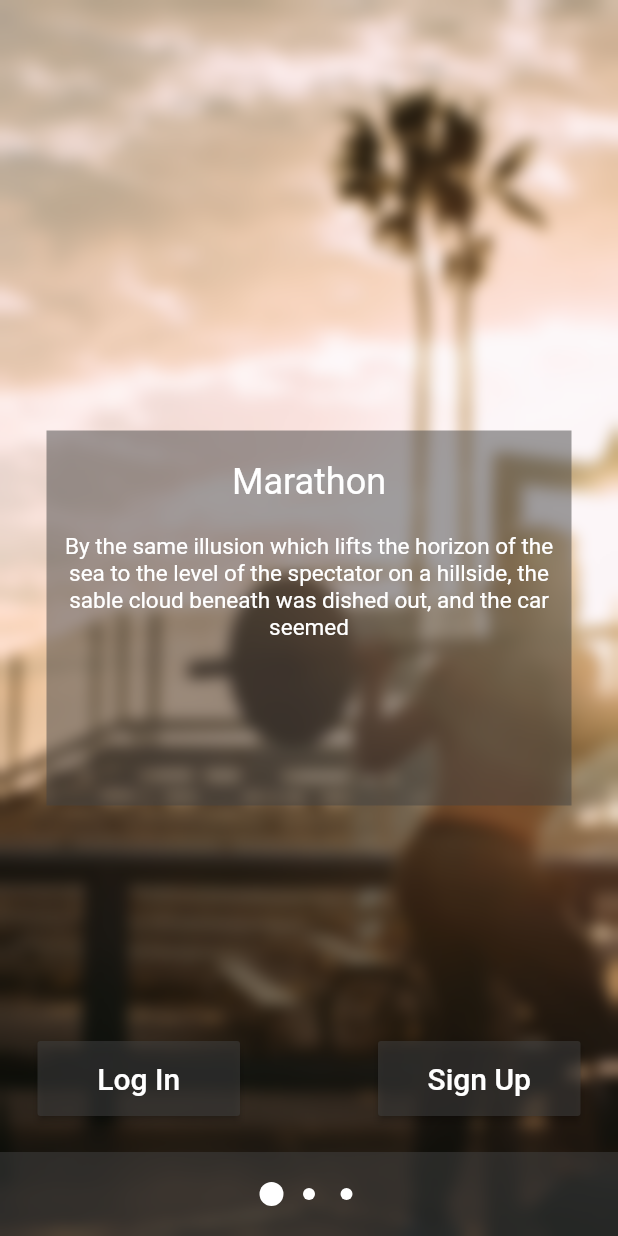
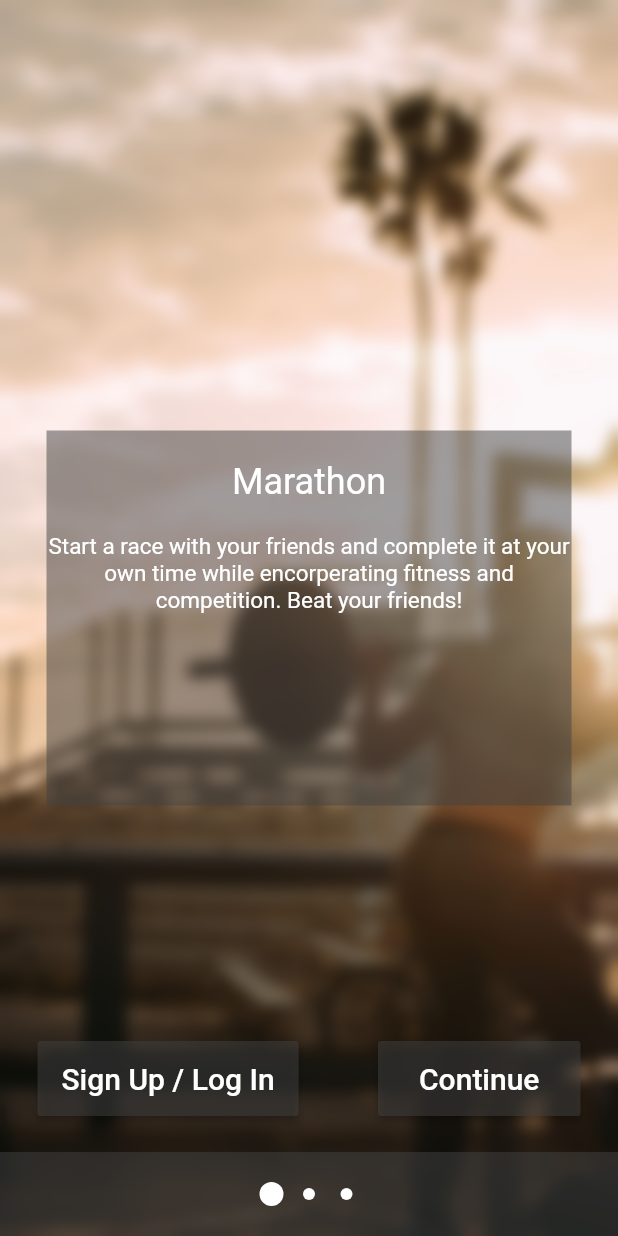
Before and after one commit to JamieTran/PassiveMarathon, a Flutter app: the screen it shows after launch, on a phone screen of 412 x 824 dp. Run offline on Flutter 3.47's test engine with Material 2 defaults, Android fonts, the phone set to English and light mode, and no system bars; our stand-ins replace cloud_firestore, firebase_dynamic_links, preload_page_view; missing offline and left inert: flutter_web_auth; accounts and stored records are empty.

Commit message:
:hankey: Redirect to marathon webpage & add continue button (needs to be changed)

```diff
--- a/lib/constants.dart
+++ b/lib/constants.dart
@@ -1,6 +1,6 @@
 library Constants;
+
 import 'package:flutter/material.dart';
-
 
 const Color pastel_green = Color(0xFF469DA0);
 const Color pastel_yellow = Color(0xFFEBE280);
@@ -11,7 +11,7 @@ const Color pastel_darkGreen = Color(0xFF97BE54);
 const Color nautical_tan = Color(0xFFC9BB89);
 const Color nautical_yellow = Color(0xFFF5EF9F);
 const Color nautical_lightBlue = Color(0xFF445680);
-const Color nautical_mediumBlue= Color(0xFF2E3C61);
+const Color nautical_mediumBlue = Color(0xFF2E3C61);
 const Color nautical_darkBlue = Color(0xFF15264A);
 
 const Color salmon_black = Color(0xFF3E454C);
@@ -22,7 +22,7 @@ const Color salmon_orange = Color(0xFFFF7F66);
 
 const Color bright_white = Color(0xfff5f0e7);
 const Color bright_red = Color(0xffff461e);
-const Color bright_blue= Color(0xff3cbee3);
+const Color bright_blue = Color(0xff3cbee3);
 const Color bright_yellow = Color(0xfffdb321);
 const Color bright_purple = Color(0xffa862ac);
 
@@ -31,7 +31,7 @@ const String add_group = 'Add Group';
 const String leave_group = 'Leave Group';
 
 //TODO: will have to change this to marathon login page
-const String login_url = "http://10.0.2.2:3000/sessions/login";
+const String login_url = "https://marathon-18119.firebaseapp.com/";
 
 const List<String> choices = <String>[
   create_group,
--- a/lib/landing_pages/landing_pages.dart
+++ b/lib/landing_pages/landing_pages.dart
@@ -4,6 +4,7 @@ import 'package:flutter/material.dart';
 import './page.dart';
 import './dots.dart';
 import './description_box.dart';
+import '../home_pages/home_page.dart';
 import 'package:preload_page_view/preload_page_view.dart';
 import 'package:flutter_web_auth/flutter_web_auth.dart';
 import 'package:firebase_dynamic_links/firebase_dynamic_links.dart';
@@ -31,9 +32,9 @@ class LandingPagesState extends State<LandingPages> {
   ];
 
   static var landingBody = [
-    "By the same illusion which lifts the horizon of the sea to the level of the spectator on a hillside, the sable cloud beneath was dished out, and the car seemed",
-    "By the same illusion which lifts the horizon of the sea to the level of the spectator on a hillside, the sable cloud beneath was dished out, and the car seemed",
-    "By the same illusion which lifts the horizon of the sea to the level of the spectator on a hillside, the sable cloud beneath was dished out, and the car seemed",
+    "Start a race with your friends and complete it at your own time while encorperating fitness and competition. Beat your friends!",
+    "Your friends stand no chance when they compete with Passive Marathon. Get your distance in while destroying the enemy.",
+    "Set and achieve running goals with the help of Passive Marathon! A tool to help improve fitness and create ",
   ];
 
   void _launchURL() async {
@@ -53,9 +54,10 @@ class LandingPagesState extends State<LandingPages> {
     final result = await FlutterWebAuth.authenticate(
         url: Constants.login_url, callbackUrlScheme: "passivemarathon");
 
+    print("this is the result: " + result);
+    final token = Uri.parse(result).queryParameters['id'];
+    print("this is the token: " + token);
     setState(() {
-      // this is how to parse query parameters
-      // final token = Uri.parse(result).queryParameters['code'];
       _status = 'Got result: $result';
     });
   }
@@ -68,9 +70,11 @@ class LandingPagesState extends State<LandingPages> {
     startServer();
   }
 
-  // TODO: separte into its own file if possible
   Future<void> startServer() async {
     final server = await HttpServer.bind('127.0.0.1', 43823);
+
+    print("starting server");
+    print(server.address);
 
     server.listen((req) async {
       setState(() {
@@ -115,7 +119,7 @@ class LandingPagesState extends State<LandingPages> {
                   onPressed: () {
                     this._launchURL();
                   },
-                  child: const Text('Log In',
+                  child: const Text('Sign Up / Log In',
                       style: TextStyle(fontSize: 20, color: Colors.white)),
                 ),
               ),
@@ -128,8 +132,13 @@ class LandingPagesState extends State<LandingPages> {
                 minWidth: 135,
                 child: RaisedButton(
                   color: Colors.grey[800].withOpacity(0.5),
-                  onPressed: _launchURL,
-                  child: const Text('Sign Up',
+                  onPressed: () {
+                    Navigator.push(
+                      context,
+                      MaterialPageRoute(builder: (context) => HomePage()),
+                    );
+                  },
+                  child: const Text('Continue',
                       style: TextStyle(fontSize: 20, color: Colors.white)),
                 ),
               ),
```
